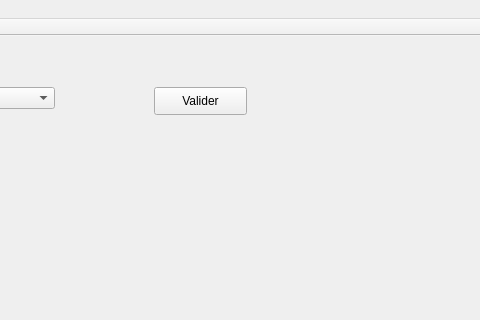
This is IHMC++/DMXProject/DMXProject.ui in fbotel17/DMXProject as Qt 5 draws it before an edit; both pictures show x 817 to 1297 and y 0 to 320 of the 1432 by 791 pixel window. The edited form follows.
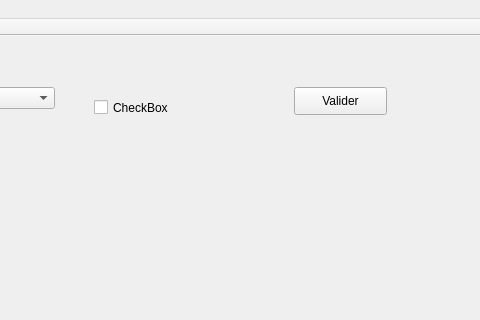
This is the edited form. The open tabs and pages were chosen to show the change.

Commit message: correction erreur damien

The edit to the form file:
```diff
--- a/IHMC++/DMXProject/DMXProject.ui
+++ b/IHMC++/DMXProject/DMXProject.ui
@@ -558,7 +558,7 @@
        <widget class="QPushButton" name="ValidSceneEquipButton">
         <property name="geometry">
          <rect>
-          <x>960</x>
+          <x>1100</x>
           <y>40</y>
           <width>93</width>
           <height>28</height>
@@ -619,6 +619,19 @@
          </item>
         </layout>
        </widget>
+       <widget class="QCheckBox" name="checkBoxEquip">
+        <property name="geometry">
+         <rect>
+          <x>900</x>
+          <y>50</y>
+          <width>161</width>
+          <height>21</height>
+         </rect>
+        </property>
+        <property name="text">
+         <string>CheckBox</string>
+        </property>
+       </widget>
       </widget>
       <widget class="QWidget" name="page_10">
        <widget class="QWidget" name="verticalLayoutWidget_3">
```
Left out of the diff: 4 changed lines with no effect on the pictures. The commit also changes 1 other file.
